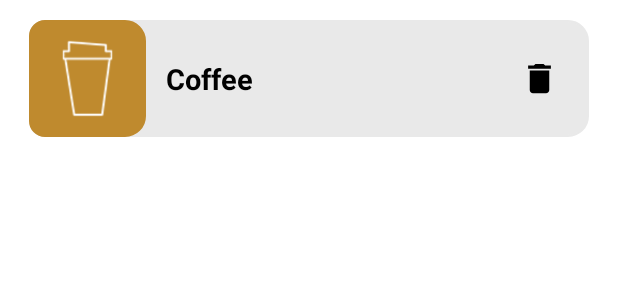
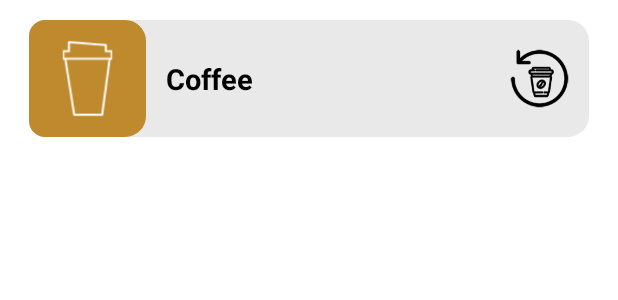
Before and after one commit to sauraeq/cdssaa, an Android app: the layout adapter_return.xml on its own in the app's theme, with its tools: preview values and no code run, on a phone screen of 412 x 824 dp. Shown: the top 300 px of the screen. Run offline under Robolectric (Android 15) with nearby library versions, the phone set to English and light mode, and no system bars.

Commit message:
fridar_1_07

```diff
--- /dev/null
+++ b/app/src/main/res/drawable/return_ico.xml
@@ -0,0 +1,5 @@
+<vector android:height="24dp" android:tint="#000000"
+    android:viewportHeight="24" android:viewportWidth="24"
+    android:width="24dp" xmlns:android="http://schemas.android.com/apk/res/android">
+    <path android:fillColor="@android:color/white" android:pathData="M19,3h-4.18C14.4,1.84 13.3,1 12,1c-1.3,0 -2.4,0.84 -2.82,2L5,3c-1.1,0 -2,0.9 -2,2v14c0,1.1 0.9,2 2,2h14c1.1,0 2,-0.9 2,-2L21,5c0,-1.1 -0.9,-2 -2,-2zM12,3c0.55,0 1,0.45 1,1s-0.45,1 -1,1 -1,-0.45 -1,-1 0.45,-1 1,-1zM16,15h-4v3l-5,-5 5,-5v3h4v4z"/>
+</vector>
--- a/app/src/main/res/layout/adapter_return.xml
+++ b/app/src/main/res/layout/adapter_return.xml
@@ -77,9 +77,9 @@
                     android:id="@+id/return_image"
                     android:layout_gravity="center"
                     android:layout_width="@dimen/_30sdp"
-                    android:layout_marginLeft="@dimen/_30sdp"
-                    android:layout_height="@dimen/_20sdp"
-                    android:src="@drawable/delete_icon"
+                    android:layout_marginLeft="@dimen/_20sdp"
+                    android:layout_height="@dimen/_30sdp"
+                    android:src="@drawable/return_icon"
                     />
             </LinearLayout>
 
```
Also changed, not shown: app/src/main/res/drawable-v24/return_icon.png (added).
